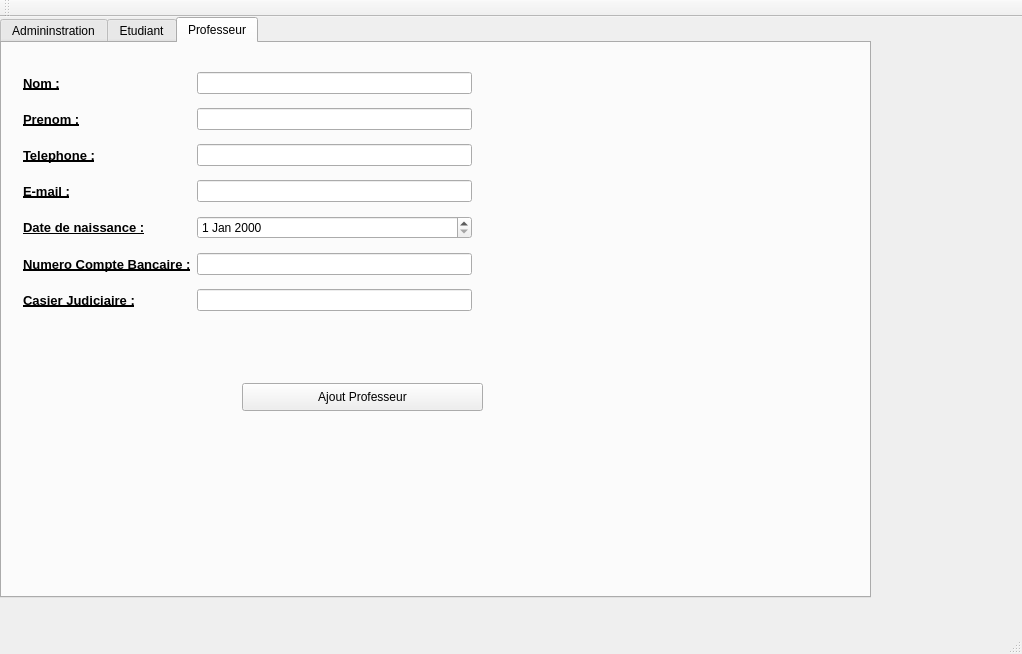
Above: AppObjetQT/mainwindow.ui from Mrgove10/AppliObjetVS before the change. Below: the same form after it.
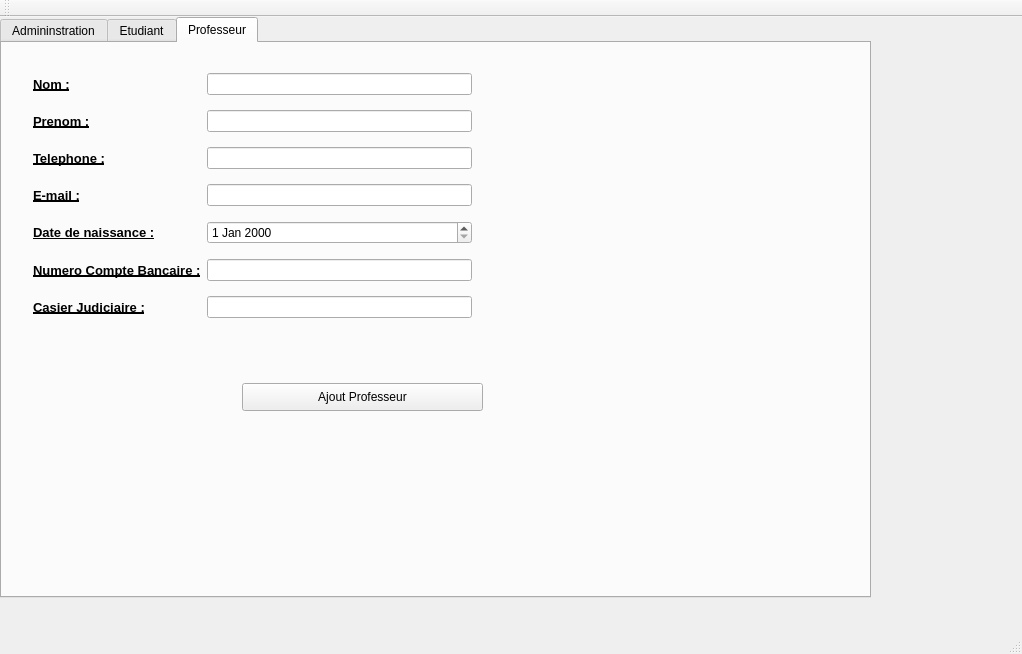
That is the form after the change. The open tabs and pages were chosen to show the change. Icons and pictures are not drawn.

```diff
--- a/AppObjetQT/mainwindow.ui
+++ b/AppObjetQT/mainwindow.ui
@@ -610,10 +610,10 @@
      <widget class="QWidget" name="gridLayoutWidget_2">
       <property name="geometry">
        <rect>
-        <x>10</x>
+        <x>20</x>
         <y>10</y>
-        <width>471</width>
-        <height>281</height>
+        <width>461</width>
+        <height>291</height>
        </rect>
       </property>
       <layout class="QGridLayout" name="gridLayout_2">
```
Left out of the diff: 10 changed lines with no effect on the pictures.
